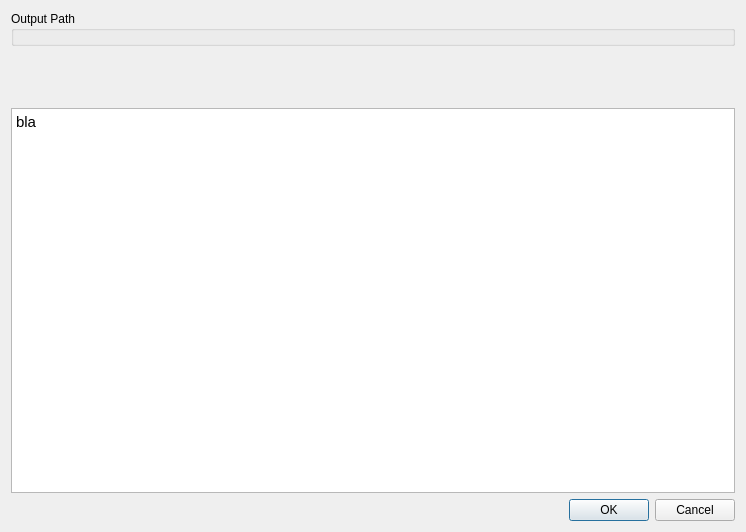
ilastik/ilastik, file ilastik/workflows/tracking/conservation/pluginExportOptionsDlg.ui: the form before one commit.
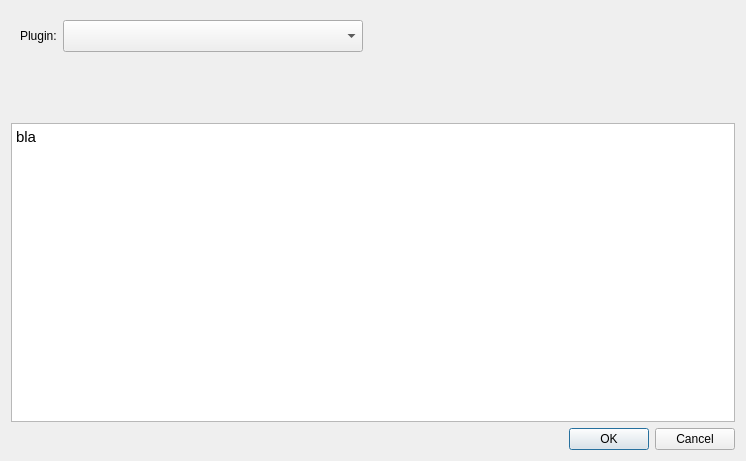
The form after the commit. Custom widgets are drawn as their Qt base class.

Commit message: Beautify plugin dropdown

The edit to the form file:
```diff
--- a/ilastik/workflows/tracking/conservation/pluginExportOptionsDlg.ui
+++ b/ilastik/workflows/tracking/conservation/pluginExportOptionsDlg.ui
@@ -7,7 +7,7 @@
     <x>0</x>
     <y>0</y>
     <width>746</width>
-    <height>532</height>
+    <height>461</height>
    </rect>
   </property>
   <property name="sizePolicy">
@@ -21,14 +21,71 @@
   </property>
   <layout class="QVBoxLayout" name="verticalLayout">
    <item>
-    <widget class="QGroupBox" name="groupBox_5">
-     <property name="title">
-      <string>Output Path</string>
+    <widget class="QWidget" name="widget" native="true">
+     <property name="minimumSize">
+      <size>
+       <width>0</width>
+       <height>50</height>
+      </size>
      </property>
-     <layout class="QVBoxLayout" name="verticalLayout_3">
-      <property name="margin">
-       <number>6</number>
-      </property>
+     <property name="maximumSize">
+      <size>
+       <width>16777215</width>
+       <height>200</height>
+      </size>
+     </property>
+     <layout class="QHBoxLayout" name="horizontalLayout_7">
+      <item>
+       <widget class="QLabel" name="label">
+        <property name="maximumSize">
+         <size>
+          <width>100</width>
+          <height>16777215</height>
+         </size>
+        </property>
+        <property name="text">
+         <string>Plugin:</string>
+        </property>
+       </widget>
+      </item>
+      <item>
+       <widget class="QComboBox" name="comboBox">
+        <property name="sizePolicy">
+         <sizepolicy hsizetype="Preferred" vsizetype="Fixed">
+          <horstretch>0</horstretch>
+          <verstretch>0</verstretch>
+         </sizepolicy>
+        </property>
+        <property name="minimumSize">
+         <size>
+          <width>300</width>
+          <height>0</height>
+         </size>
+        </property>
+        <property name="maximumSize">
+         <size>
+          <width>300</width>
+          <height>40</height>
+         </size>
+        </property>
+        <property name="layoutDirection">
+         <enum>Qt::LeftToRight</enum>
+        </property>
+       </widget>
+      </item>
+      <item>
+       <spacer name="horizontalSpacer">
+        <property name="orientation">
+         <enum>Qt::Horizontal</enum>
+        </property>
+        <property name="sizeHint" stdset="0">
+         <size>
+          <width>200</width>
+          <height>20</height>
+         </size>
+        </property>
+       </spacer>
+      </item>
      </layout>
     </widget>
    </item>
```
Left out of the diff: 10 changed lines with no effect on the pictures. The commit also changes 1 other file.
